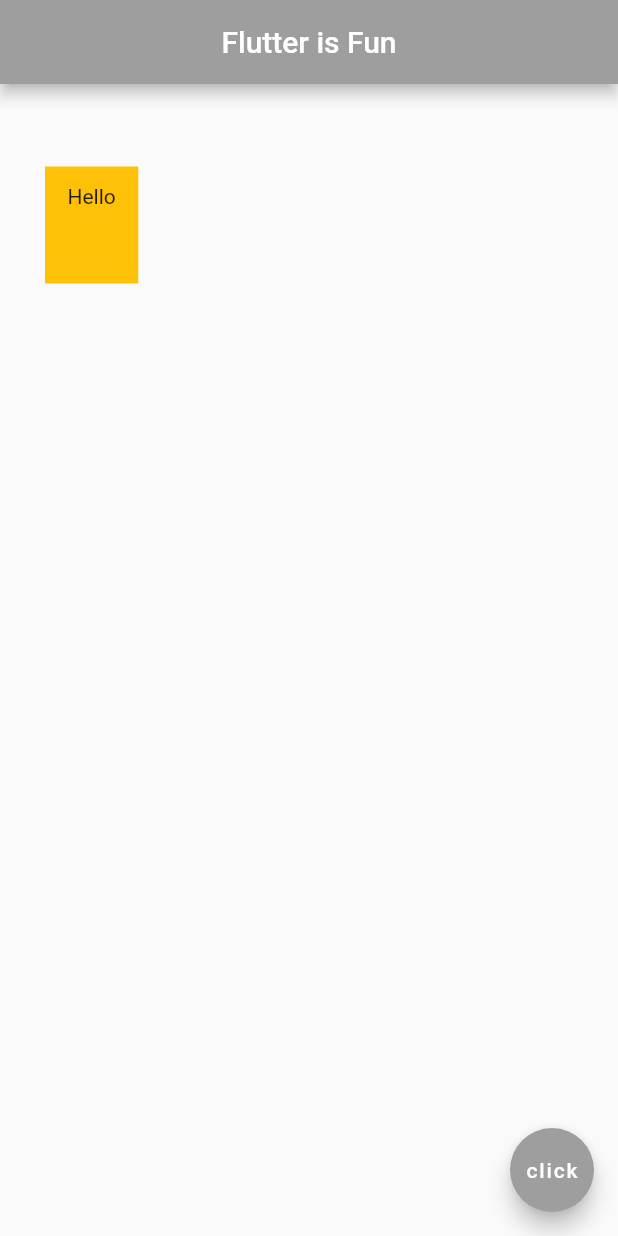
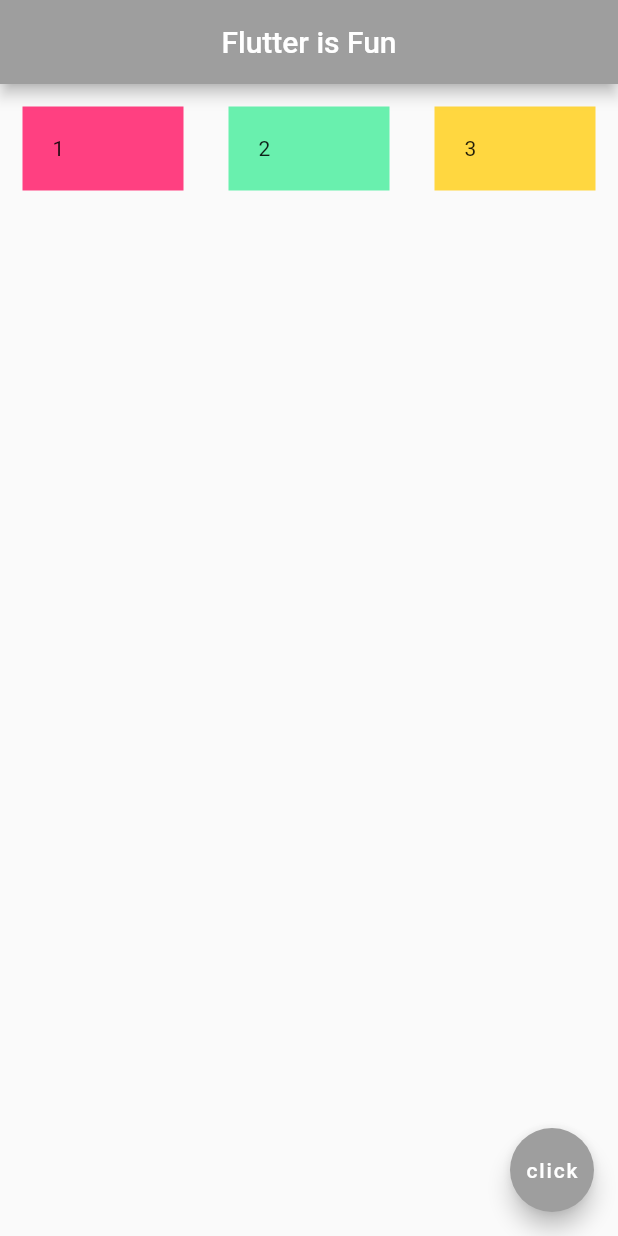
Before and after one commit to Alfariziarmand/fluttercourse, a Flutter app: the screen it shows after launch, on a phone screen of 412 x 824 dp. Run offline on Flutter 3.47's test engine with Material 2 defaults, Android fonts, the phone set to English and light mode, and no system bars.

Commit message:
sandbox-1

```diff
--- a/lib/main.dart
+++ b/lib/main.dart
@@ -14,19 +14,45 @@ class Home extends StatelessWidget {
         centerTitle: true,
         backgroundColor: Colors.grey[500],
       ),
-      body: Container(
-//        padding: EdgeInsets.symmetric(vertical: 30.0, horizontal: 150.0),
-        padding: EdgeInsets.fromLTRB(
-          15.0, 12.0, 15.0, 50.0
-        ),
-        margin: EdgeInsets.symmetric(
-          horizontal: 30.0,
-          vertical: 55.0,
-        ),
-        color: Colors.amber,
-        child: Text(
-          'Hello'
-        )
+      body: Row(
+        children: <Widget>[
+          Expanded(
+            child: Padding(
+              padding: const EdgeInsets.fromLTRB(15.0, 15.0, 15.0, 15.0),
+              child: Container(
+                color: Colors.pinkAccent,
+                  padding: EdgeInsets.all(20.0),
+                  child:Text(
+                  '1'
+                )
+              ),
+            ),
+          ),
+          Expanded(
+            child: Padding(
+              padding: const EdgeInsets.all(15.0),
+              child: Container(
+                color: Colors.greenAccent,
+                padding: EdgeInsets.all(20.0),
+                child: Text(
+                  '2'
+                ),
+              ),
+            ),
+          ),
+          Expanded(
+            child: Padding(
+              padding: const EdgeInsets.all(15.0),
+              child: Container(
+                color: Colors.amberAccent,
+                padding: EdgeInsets.all(20.0),
+                child: Text(
+                  '3'
+                ),
+              ),
+            ),
+          ),
+        ],
       ),
       floatingActionButton: FloatingActionButton(
         child: Text('click'),
```
